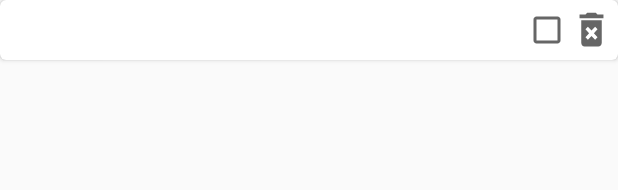
After one commit to Dana-Monica/Finder, an Android app: the layout item_ingredient.xml on its own in the app's theme, with its tools: preview values and no code run, on a phone screen of 412 x 824 dp. The commit adds this screen. Shown: the top 190 px of the screen. Run offline under Robolectric (Android 15) with nearby library versions, the phone set to English and light mode, and no system bars.

Commit message:
handle list with db
add,delete item

```diff
--- a/app/build.gradle
+++ b/app/build.gradle
@@ -39,6 +39,9 @@ dependencies {
     implementation 'com.google.firebase:firebase-analytics'
     implementation 'com.google.firebase:firebase-auth'
     implementation 'com.google.firebase:firebase-core:18.0.2'
+    implementation "androidx.cardview:cardview:1.0.0"
+    implementation "com.android.support:recyclerview-v7"
+    implementation "com.android.support:design"
 }
 
 apply plugin: 'com.google.gms.google-services'
--- /dev/null
+++ b/app/src/main/res/drawable/ic_baseline_add_24.xml
@@ -0,0 +1,5 @@
+<vector android:height="20dp" android:tint="#008577"
+    android:viewportHeight="24" android:viewportWidth="24"
+    android:width="20dp" xmlns:android="http://schemas.android.com/apk/res/android">
+    <path android:fillColor="@android:color/white" android:pathData="M19,13h-6v6h-2v-6H5v-2h6V5h2v6h6v2z"/>
+</vector>
--- /dev/null
+++ b/app/src/main/res/drawable/ic_baseline_delete_forever_24.xml
@@ -0,0 +1,10 @@
+<vector xmlns:android="http://schemas.android.com/apk/res/android"
+    android:width="19dp"
+    android:height="24dp"
+    android:viewportWidth="24"
+    android:viewportHeight="24"
+    android:tint="?attr/colorControlNormal">
+  <path
+      android:fillColor="@android:color/white"
+      android:pathData="M6,19c0,1.1 0.9,2 2,2h8c1.1,0 2,-0.9 2,-2L18,7L6,7v12zM8.46,11.88l1.41,-1.41L12,12.59l2.12,-2.12 1.41,1.41L13.41,14l2.12,2.12 -1.41,1.41L12,15.41l-2.12,2.12 -1.41,-1.41L10.59,14l-2.13,-2.12zM15.5,4l-1,-1h-5l-1,1L5,4v2h14L19,4z"/>
+</vector>
--- /dev/null
+++ b/app/src/main/res/layout/item_ingredient.xml
@@ -0,0 +1,40 @@
+<?xml version="1.0" encoding="utf-8"?>
+<androidx.cardview.widget.CardView
+    android:id="@+id/card_view"
+    xmlns:android="http://schemas.android.com/apk/res/android"
+    xmlns:card_view="http://schemas.android.com/apk/res-auto"
+    android:layout_width="match_parent"
+    android:layout_height="wrap_content"
+    card_view:cardBackgroundColor="#fff"
+    card_view:cardCornerRadius="4dp">
+
+    <RelativeLayout
+        android:layout_width="match_parent"
+        android:layout_height="wrap_content"
+        android:padding="4dp">
+
+            <TextView
+                android:id="@+id/ingredientNameItem"
+                android:layout_width="wrap_content"
+                android:layout_height="wrap_content"
+                android:layout_centerVertical="true"
+                />
+
+            <Button
+                android:id="@+id/deleteIngredientItem"
+                android:layout_width="27dp"
+                android:layout_centerVertical="true"
+                android:layout_height="30dp"
+                android:layout_alignParentRight="true"
+                android:background="@drawable/ic_baseline_delete_forever_24"
+               />
+
+            <CheckBox
+                android:id="@+id/checkboxIngredient"
+                android:layout_width="wrap_content"
+                android:layout_height="wrap_content"
+                android:layout_centerVertical="true"
+                android:layout_toLeftOf="@+id/deleteIngredientItem"
+                android:textStyle="italic"/>
+        </RelativeLayout>
+</androidx.cardview.widget.CardView>
```
Also changed, not shown: app/src/main/java/com/example/finder/CustomAdapter.java (added, +73 -0 lines), app/src/main/java/com/example/finder/IngredientsActivity.java (+14 -7 lines), app/src/main/res/drawable/ic_add.xml (deleted, +0 -10 lines), app/src/main/res/layout/activity_ingredients.xml (+8 -7 lines).
